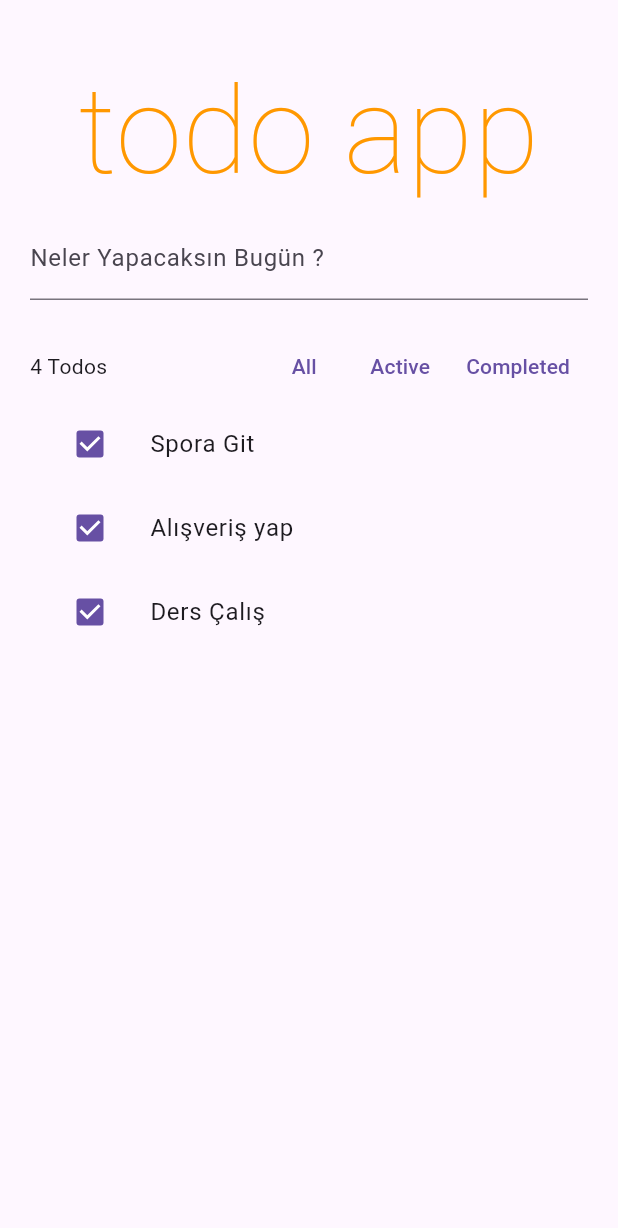
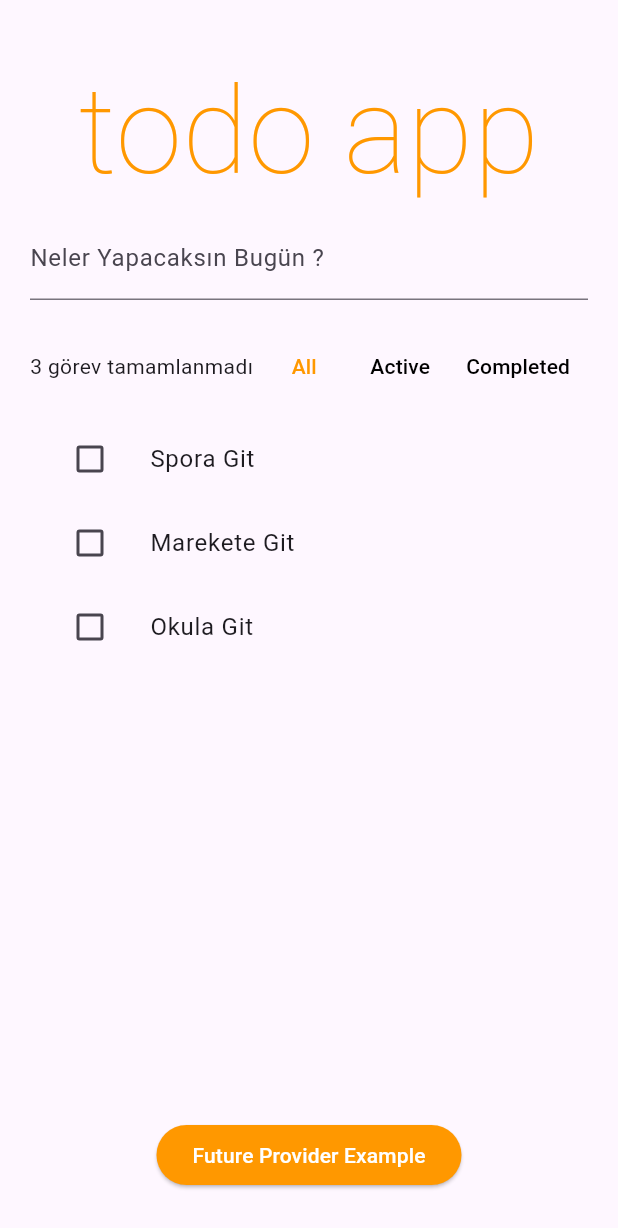
Before and after one commit to OzerBAYRAKTAR/Riverpod-Flutter, a Flutter app: the screen it shows after launch, on a phone screen of 412 x 824 dp. Shown: the top 1228 px of the screen. Run offline on Flutter 3.47's test engine with Material 3 defaults, Android fonts, the phone set to English and light mode, and no system bars; our stand-ins replace dio, flutter_riverpod.

Commit message:
last commit, futureprovider added

```diff
--- a/lib/main.dart
+++ b/lib/main.dart
@@ -1,8 +1,9 @@
 import 'package:flutter/material.dart';
+import 'package:flutter_riverpod/flutter_riverpod.dart';
 import 'package:notebook_riverpod/todo_app.dart';
 
 void main() {
-  runApp(const MyApp());
+  runApp(const ProviderScope(child: MyApp()));
 }
 
 class MyApp extends StatelessWidget {
--- a/lib/providers/all_providers.dart
+++ b/lib/providers/all_providers.dart
@@ -0,0 +1,50 @@
+import 'package:flutter_riverpod/flutter_riverpod.dart';
+import 'package:notebook_riverpod/providers/todo_list_manager.dart';
+import 'package:uuid/uuid.dart';
+
+import '../models/todo_model.dart';
+
+enum TodolistFilter {
+  all,
+  active,
+  completed
+}
+
+final todoListFilter = StateProvider<TodolistFilter>((ref) =>
+TodolistFilter.all);
+
+final todoListProvider = StateNotifierProvider<TodoListManager,
+    List<TodoModel>>(
+      (ref) =>
+      TodoListManager([
+        TodoModel(id: const Uuid().v4(), description: 'Spora Git'),
+        TodoModel(id: const Uuid().v4(), description: 'Marekete Git'),
+        TodoModel(id: const Uuid().v4(), description: 'Okula Git'),
+      ]),
+);
+
+final filteredTodoList = Provider<List<TodoModel>>((ref) {
+  final filter = ref.watch(todoListFilter);
+  final todoList = ref.watch(todoListProvider);
+
+  switch (filter) {
+    case TodolistFilter.all:
+      return todoList;
+    case TodolistFilter.completed:
+      return todoList.where((i) => i.completed).toList();
+    case TodolistFilter.active:
+      return todoList.where((i) => !i.completed).toList();
+  }
+});
+
+final unCompletedTodoCount = Provider<int>((ref) {
+  final allTodo = ref.watch(todoListProvider);
+  final count = allTodo
+      .where((i) => !i.completed)
+      .length;
+  return count;
+});
+
+final currentToDo = Provider<TodoModel>((ref) {
+  throw UnimplementedError();
+});
--- a/lib/todo_app.dart
+++ b/lib/todo_app.dart
@@ -1,46 +1,80 @@
 import 'package:flutter/material.dart';
+import 'package:flutter_riverpod/flutter_riverpod.dart';
+import 'package:notebook_riverpod/future_provider_page.dart';
 import 'package:notebook_riverpod/models/todo_model.dart';
+import 'package:notebook_riverpod/providers/all_providers.dart';
 import 'package:notebook_riverpod/widgets/title_widget.dart';
 import 'package:notebook_riverpod/widgets/toolbar_widget.dart';
 import 'package:notebook_riverpod/widgets/toto_list_item_widget.dart';
 import 'package:uuid/uuid.dart';
 
-class TodoApp extends StatelessWidget {
+class TodoApp extends ConsumerWidget {
   TodoApp({Key? key}) : super(key: key);
 
   final newTodoController = TextEditingController();
-  List<TodoModel> allTodos = [
-    TodoModel(id: const Uuid().v4(), description: 'Spora Git'),
-    TodoModel(id: const Uuid().v4(), description: 'Alışveriş yap'),
-    TodoModel(id: const Uuid().v4(), description: 'Ders Çalış'),
-  ];
+
   @override
-  Widget build(BuildContext context) {
+  Widget build(BuildContext context, WidgetRef ref) {
+    var allTodos = ref.watch(filteredTodoList);
+
     return Scaffold(
-      body: ListView(
+      body: Padding(
         padding: const EdgeInsets.symmetric(horizontal: 20, vertical: 30),
+        child: Column(
+          children: [
+            Expanded(
+              child: ListView(
                 children: [
                   const TitleWidget(),
                   TextField(
                     controller: newTodoController,
-            decoration:
-            const InputDecoration(labelText: 'Neler Yapacaksın Bugün ?'),
+                    decoration: const InputDecoration(
+                      labelText: 'Neler Yapacaksın Bugün ?',
+                    ),
                     onSubmitted: (newTodo) {
-              debugPrint('şunu ekle $newTodo');
+                      final todo = TodoModel(
+                        id: DateTime.now().millisecondsSinceEpoch.toString(),
+                        description: newTodo,
+                      );
+                      ref.read(todoListProvider.notifier).addTodo(todo);
+                      newTodoController.clear();
                     },
                   ),
-          const SizedBox(
-            height: 20,
-          ),
-          const ToolBarWidget(),
+                  const SizedBox(height: 20),
+                  ToolBarWidget(),
+                  const SizedBox(height: 10),
+                  if (allTodos.isEmpty)
+                    const Center(child: Text('Mevcut görev bulunamadı')),
                   for (var i = 0; i < allTodos.length; i++)
                     Dismissible(
                       key: ValueKey(allTodos[i].id),
-                onDismissed: (_){
-
+                      onDismissed: (_) {
+                        ref.read(todoListProvider.notifier).removeTodo(allTodos[i]);
                       },
-                child: TodoListItemWidget(item: allTodos[i]))
+                      child: ProviderScope(
+                        overrides: [
+                          currentToDo.overrideWithValue(allTodos[i]),
                         ],
+                        child: ToDoListItemWidget(),
+                      ),
+                    ),
+                ],
+              ),
+            ),
+            ElevatedButton(
+              style: ElevatedButton.styleFrom(
+                foregroundColor: Colors.white,
+                backgroundColor: Colors.orange,
+              ),
+              onPressed: () {
+                Navigator.of(context).push(MaterialPageRoute(
+                  builder: (context) => const FutureProviderExample(),
+                ));
+              },
+              child: const Text('Future Provider Example'),
+            ),
+          ],
+        ),
       ),
     );
   }
--- a/lib/widgets/toolbar_widget.dart
+++ b/lib/widgets/toolbar_widget.dart
@@ -1,28 +1,63 @@
 import 'package:flutter/material.dart';
+import 'package:flutter_riverpod/flutter_riverpod.dart';
+import 'package:notebook_riverpod/providers/all_providers.dart';
+
+class ToolBarWidget extends ConsumerWidget {
+  ToolBarWidget({Key? key}) : super(key: key);
+
+  var _currentFilter = TodolistFilter.all;
 
 
-class ToolBarWidget extends StatelessWidget {
-  const ToolBarWidget({Key? key}) : super(key: key);
+  Color changeTextcolor(TodolistFilter filt){
+    return _currentFilter == filt ? Colors.orange : Colors.black;
+  }
+
 
   @override
-  Widget build(BuildContext context) {
+  Widget build(BuildContext context, WidgetRef ref) {
+    final oncompletedCount = ref.watch(unCompletedTodoCount);
+    _currentFilter = ref.watch(todoListFilter);
+
     return Row(
       mainAxisAlignment: MainAxisAlignment.spaceBetween,
       children: [
-        const Expanded(
-          child: Text('4 Todos'),
+        Expanded(
+          child: Text(
+            oncompletedCount == 0
+                ? 'Tüm görevler OK'
+                : oncompletedCount.toString() + ' görev tamamlanmadı',
+            overflow: TextOverflow.ellipsis,
+          ),
         ),
         Tooltip(
           message: 'All Todos',
-          child: TextButton(onPressed: () {}, child: const Text('All')),
+          child: TextButton(
+              style: TextButton.styleFrom(
+                  foregroundColor: changeTextcolor(TodolistFilter.all)
+              ),
+              onPressed: () {
+            ref.read(todoListFilter.notifier).state = TodolistFilter.all;
+          }, child: const Text('All')),
         ),
         Tooltip(
           message: 'Only Uncompleted Todos',
-          child: TextButton(onPressed: () {}, child: const Text('Active')),
+          child: TextButton(
+              style: TextButton.styleFrom(
+                  foregroundColor: changeTextcolor(TodolistFilter.active)
+              ),
+              onPressed: () {
+            ref.read(todoListFilter.notifier).state = TodolistFilter.active;
+          }, child: const Text('Active')),
         ),
         Tooltip(
           message: 'Only Completed Todos',
-          child: TextButton(onPressed: () {}, child: const Text('Completed')),
+          child: TextButton(
+              style: TextButton.styleFrom(
+                  foregroundColor: changeTextcolor(TodolistFilter.completed)
+              ),
+              onPressed: () {
+            ref.read(todoListFilter.notifier).state = TodolistFilter.completed;
+          }, child: const Text('Completed')),
         ),
       ],
     );
--- a/lib/widgets/toto_list_item_widget.dart
+++ b/lib/widgets/toto_list_item_widget.dart
@@ -1,22 +1,71 @@
+import 'package:flutter/material.dart';
+import 'package:flutter_riverpod/flutter_riverpod.dart';
+import 'package:notebook_riverpod/models/todo_model.dart';
+import 'package:notebook_riverpod/providers/all_providers.dart';
 
-import 'package:flutter/material.dart';
-import 'package:notebook_riverpod/models/todo_model.dart';
+class ToDoListItemWidget extends ConsumerStatefulWidget {
+  ToDoListItemWidget({Key? key}) : super(key: key);
 
-class TodoListItemWidget extends StatelessWidget {
-  TodoModel item;
-  TodoListItemWidget({Key? key, required this.item})
-      : super(key: key);
+  @override
+  ConsumerState<ToDoListItemWidget> createState() => _ToDoListItemWidgetState();
+}
+
+class _ToDoListItemWidgetState extends ConsumerState<ToDoListItemWidget> {
+  late FocusNode _textFocusNode;
+  late TextEditingController _textcontroller;
+  bool _hasFocus = false;
+
+
+  @override
+  void initState() {
+    super.initState();
+    _textFocusNode = FocusNode();
+    _textcontroller = TextEditingController();
+  }
+
+  @override
+  void dispose() {
+    super.dispose();
+    _textFocusNode.dispose();
+    _textcontroller.dispose();
+  }
 
   @override
   Widget build(BuildContext context) {
-    return ListTile(
-      leading: Checkbox(
-        value: true,
-        onChanged: (value) {
-          debugPrint(value.toString());
+    final currentTodoItem = ref.watch(currentToDo);
+    return Focus(
+      onFocusChange: (isFocused)
+      {
+        if (!isFocused)
+          {
+            setState(() {
+              _hasFocus = false;
+            });
+            ref.read(todoListProvider.notifier).updateTodo(TodoModel(
+                id: currentTodoItem.id, description: _textcontroller.text));
+          }
+      },
+      child: ListTile(
+        onTap: () {
+          setState(() {
+            _hasFocus = true;
+            _textFocusNode.requestFocus();
+            _textcontroller.text = currentTodoItem.description;
+          });
         },
+        leading: Checkbox(
+          value: currentTodoItem.completed, // Access item through widget
+          onChanged: (value) {
+            ref.read(todoListProvider.notifier).toggleTodo(currentTodoItem.id);
+          },
+        ),
+        title: _hasFocus
+            ? TextField(
+          controller: _textcontroller,
+          focusNode: _textFocusNode,
+        )
+            : Text(currentTodoItem.description),
       ),
-      title:  Text(item.description),
     );
   }
 }
--- a/pubspec.yaml
+++ b/pubspec.yaml
@@ -35,7 +35,8 @@ dependencies:
   # Use with the CupertinoIcons class for iOS style icons.
   cupertino_icons: ^1.0.8
   uuid: ^4.5.1
-  flutter_riverpod: ^2.4.0
+  flutter_riverpod: ^2.6.1
+  dio: ^5.8.0+1
 
 dev_dependencies:
   flutter_test:
```
Also changed, not shown: lib/future_provider_page.dart (added, +58 -0 lines), lib/models/cat_fact_model.dart (added, +54 -0 lines), lib/providers/todo_list_manager.dart (+6 -8 lines), pubspec.lock. Lines whose indentation alone changed are shown as unchanged.
